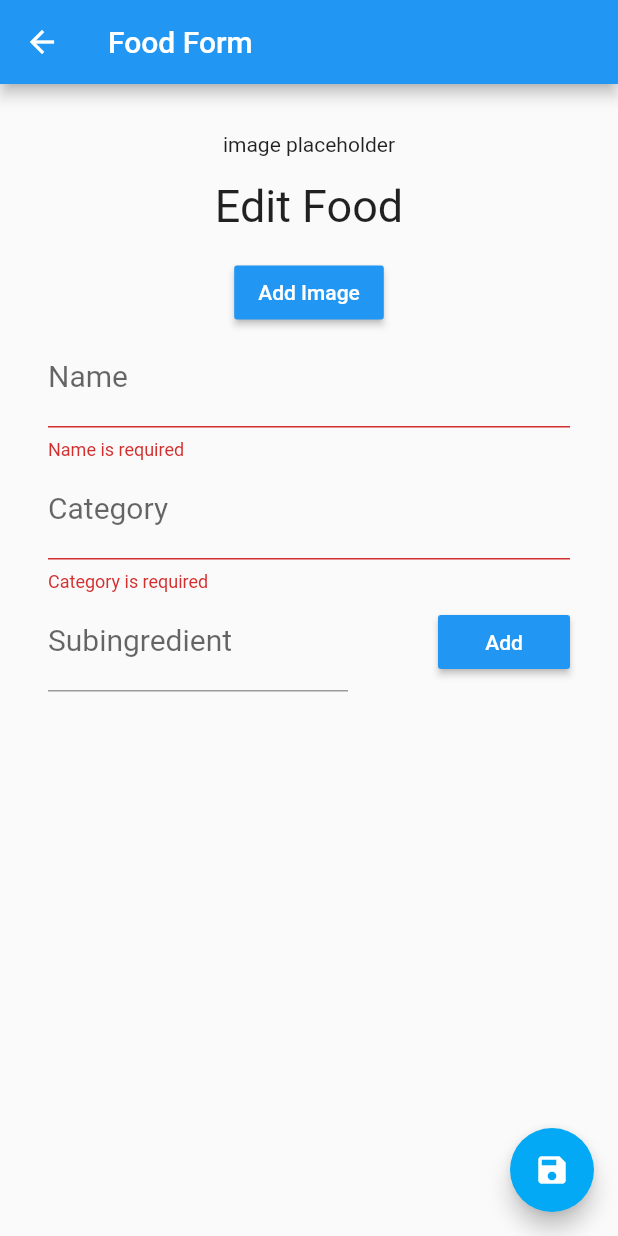
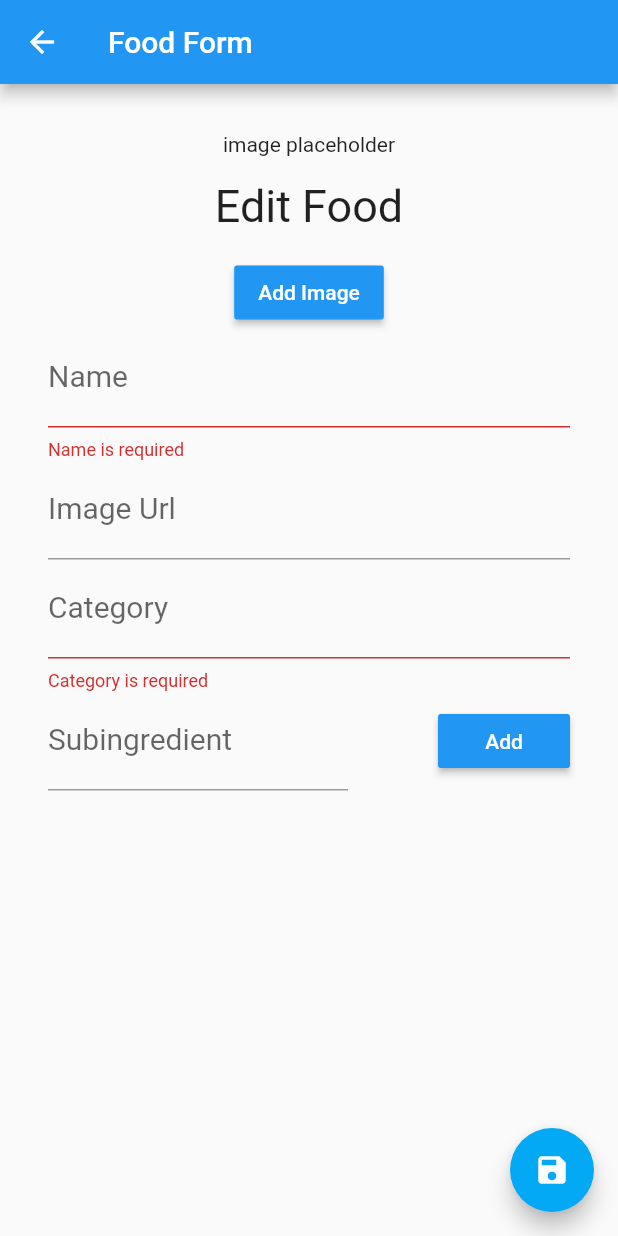
Before and after one commit to xaakib/firebase_provider_streambuilder, a Flutter app: the FoodForm screen opened directly, on a phone screen of 412 x 824 dp. Run offline on Flutter 3.47's test engine with Material 2 defaults, Android fonts, the phone set to English and light mode, and no system bars; our stand-ins replace cloud_firestore, firebase_auth, firebase_storage, image_picker; accounts and stored records are empty.

Commit message:
done now we are goin to ui desing

```diff
--- a/lib/screens/food_form.dart
+++ b/lib/screens/food_form.dart
@@ -134,6 +134,18 @@ class _FoodFormState extends State<FoodForm> {
     );
   }
 
+  Widget _buildImageUrlField() {
+    return TextFormField(
+      decoration: InputDecoration(labelText: 'Image Url'),
+      initialValue: _currentFood.image,
+      keyboardType: TextInputType.text,
+      style: TextStyle(fontSize: 20),
+      onSaved: (String value) {
+        _currentFood.image = value;
+      },
+    );
+  }
+
   Widget _buildCategoryField() {
     return TextFormField(
       decoration: InputDecoration(labelText: 'Category'),
@@ -239,6 +251,7 @@ class _FoodFormState extends State<FoodForm> {
                   )
                 : SizedBox(height: 0),
             _buildNameField(),
+            _buildImageUrlField(),
             _buildCategoryField(),
             Row(
               mainAxisAlignment: MainAxisAlignment.spaceBetween,
@@ -254,27 +267,29 @@ class _FoodFormState extends State<FoodForm> {
               ],
             ),
             SizedBox(height: 16),
-            GridView.count(
+            Container(
+              height: 164,
+              width: MediaQuery.of(context).size.width,
+              child: GridView.count(
+                scrollDirection: Axis.horizontal,
                 shrinkWrap: true,
-              scrollDirection: Axis.vertical,
-              padding: EdgeInsets.all(8),
-              crossAxisCount: 3,
+                crossAxisCount: 1,
                 crossAxisSpacing: 4,
-              mainAxisSpacing: 4,
+                mainAxisSpacing: 10,
                 children: _subingredients
                     .map(
                       (ingredient) => Card(
-                      color: Colors.black54,
-                      child: Center(
-                        child: Text(
+                        child: Image.network(
                           ingredient,
-                          style: TextStyle(color: Colors.white, fontSize: 14),
-                        ),
+                          fit: BoxFit.fill,
+                          height: 150,
+                          width: 250,
                         ),
                       ),
                     )
                     .toList(),
-            )
+              ),
+            ),
           ]),
         ),
       ),
```
Also changed, not shown: lib/screens/detail.dart (+13 -12 lines). Lines whose indentation alone changed are shown as unchanged.
